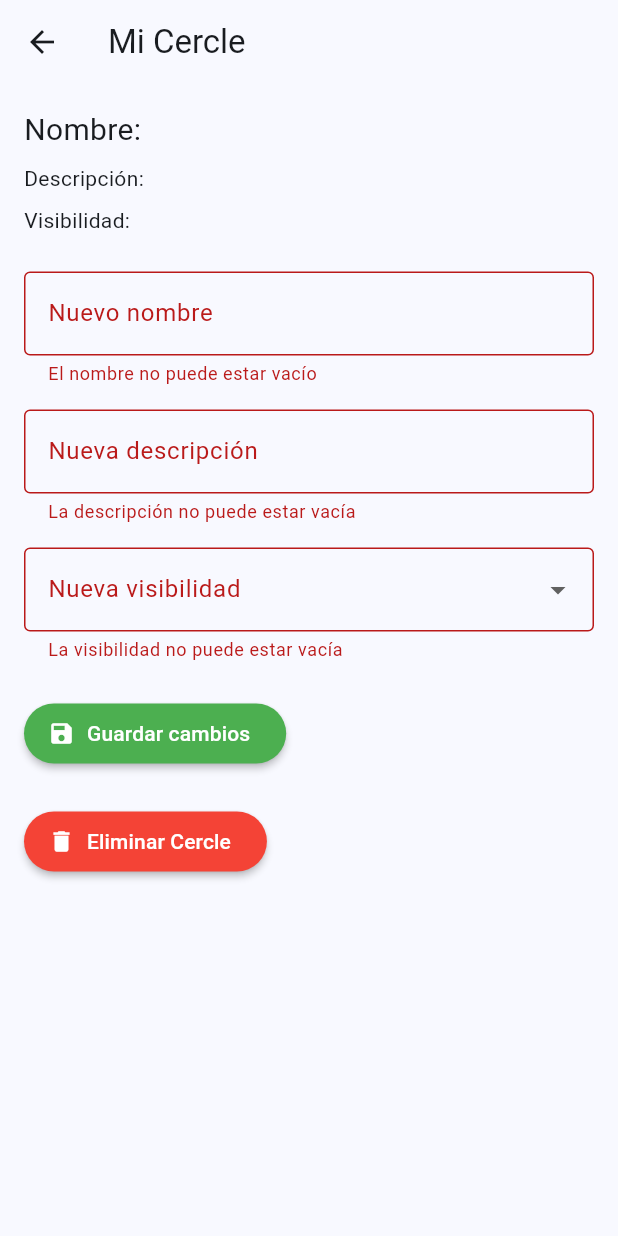
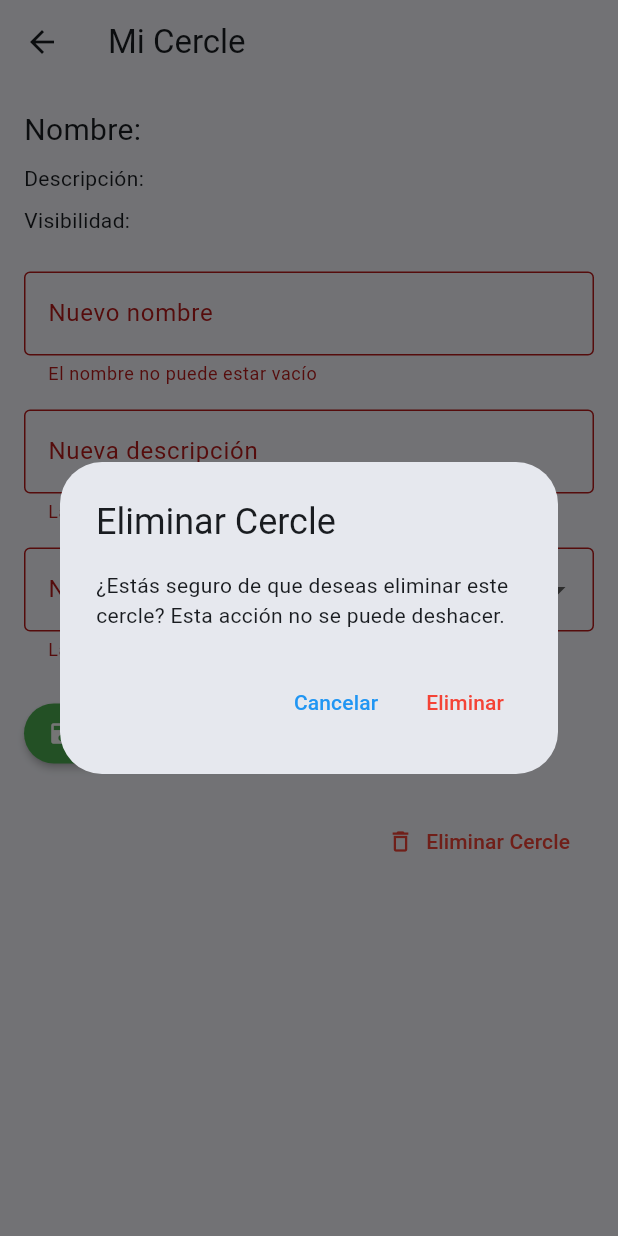
Before and after one commit to jaanque/Cercle, a Flutter app: the MiCercleScreen screen opened directly, after a tap on "Guardar cambios", after a tap on "Eliminar Cercle", on a phone screen of 412 x 824 dp. Run offline on Flutter 3.47's test engine with Material 3 defaults, Android fonts, the phone set to English and light mode, and no system bars; our stand-ins replace email_validator, shared_preferences, supabase_flutter; accounts and stored records are empty.

Commit message:
MOD // UI

```diff
--- a/lib/screens/mi_cercle.dart
+++ b/lib/screens/mi_cercle.dart
@@ -88,6 +88,51 @@ class _MiCercleScreenState extends State<MiCercleScreen> {
       ScaffoldMessenger.of(context).showSnackBar(
         const SnackBar(content: Text('Cambios guardados')),
       );
+    }
+  }
+
+  Future<void> eliminarCercle() async {
+    final confirm = await showDialog<bool>(
+      context: context,
+      builder: (context) => AlertDialog(
+        title: const Text('Eliminar Cercle'),
+        content: const Text('¿Estás seguro de que deseas eliminar este cercle? Esta acción no se puede deshacer.'),
+        actions: [
+          TextButton(
+            child: const Text('Cancelar'),
+            onPressed: () => Navigator.of(context).pop(false),
+          ),
+          TextButton(
+            child: const Text('Eliminar', style: TextStyle(color: Colors.red)),
+            onPressed: () => Navigator.of(context).pop(true),
+          ),
+        ],
+      ),
+    );
+
+    if (confirm != true) return;
+
+    // Eliminar el cercle
+    await Supabase.instance.client
+        .from('cercles')
+        .delete()
+        .eq('id', _cercle!['id']);
+
+    // Eliminar las relaciones del usuario con el cercle
+    await Supabase.instance.client
+        .from('usuarios_cercles')
+        .delete()
+        .eq('cercle_id', _cercle!['id']);
+
+    ScaffoldMessenger.of(context).showSnackBar(
+      const SnackBar(content: Text('Cercle eliminado')),
+    );
+
+    // Redirigir o actualizar la pantalla actual si es necesario
+    if (context.mounted) {
+      setState(() {
+        _cercle = null; // Asegura que el cercle se elimina visualmente
+      });
     }
   }
 
@@ -191,15 +236,15 @@ class _MiCercleScreenState extends State<MiCercleScreen> {
             const SizedBox(height: 24),
 
             if (_isCreator)
-              ElevatedButton.icon(
-                onPressed: () {
-                  // Lógica para eliminar el cercle
-                },
-                icon: const Icon(Icons.delete),
-                label: const Text('Eliminar Cercle'),
-                style: ElevatedButton.styleFrom(
-                  backgroundColor: Colors.red,
-                  foregroundColor: Colors.white,
+              Align(
+                alignment: Alignment.centerRight,
+                child: TextButton.icon(
+                  onPressed: eliminarCercle,
+                  icon: const Icon(Icons.delete_outline, color: Colors.red),
+                  label: const Text(
+                    'Eliminar Cercle',
+                    style: TextStyle(color: Colors.red),
+                  ),
                 ),
               )
             else
```
Also changed, not shown: lib/screens/create_screen.dart (+37 -26 lines).
